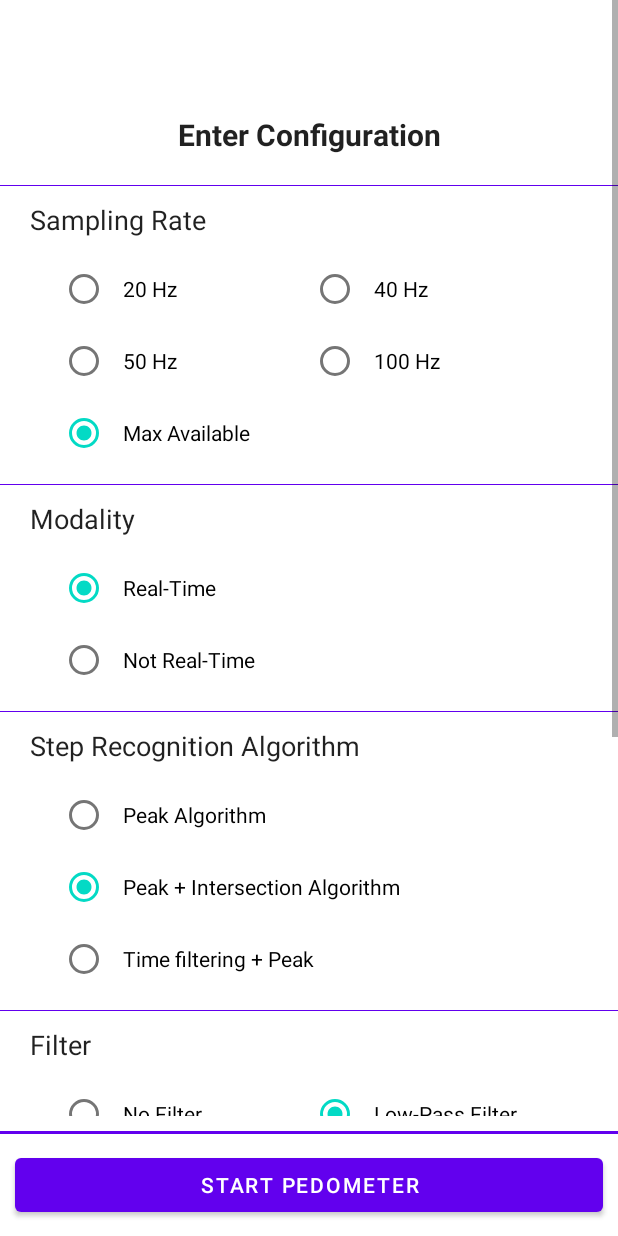
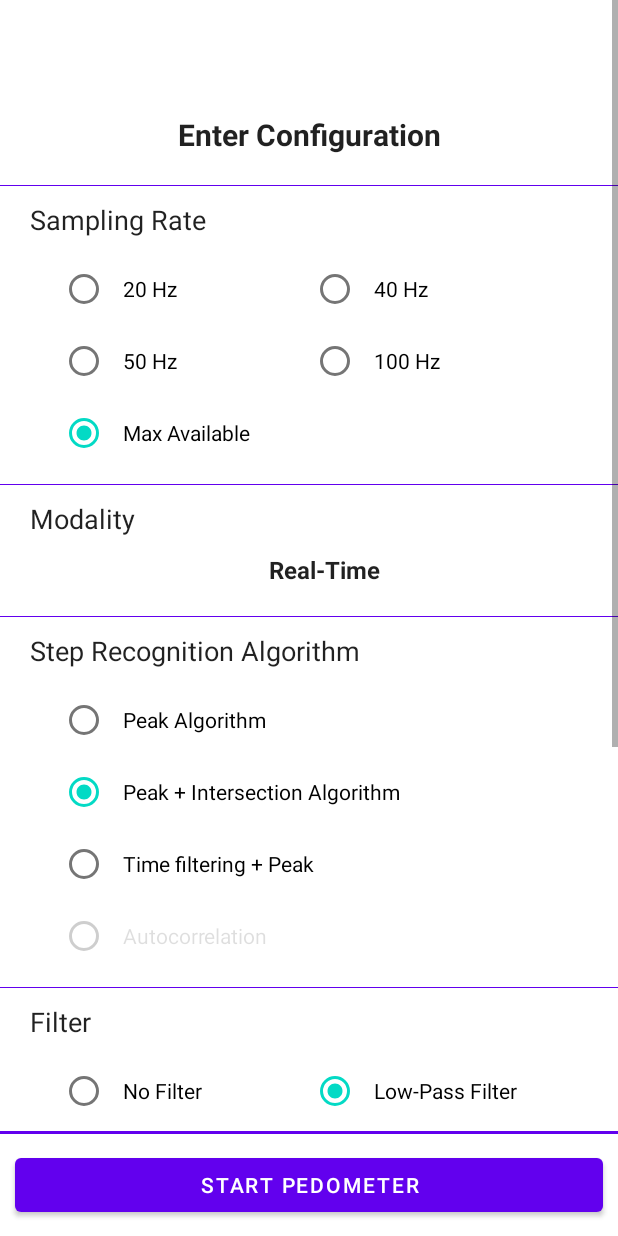
Before and after one commit to Forla03/StepLab, an Android app: the EnterSettingsFragment screen opened directly, with no data from a screen before it, on a phone screen of 412 x 824 dp. Run offline under Robolectric (Android 15) with nearby library versions, the phone set to English and light mode, and no system bars.

Commit message:
new ui for enter settings fragment

```diff
--- a/app/src/main/java/com/example/steplab/ui/configuration/EnterSettingsFragment.kt
+++ b/app/src/main/java/com/example/steplab/ui/configuration/EnterSettingsFragment.kt
@@ -30,8 +30,7 @@ class EnterSettingsFragment(
     private var samplingHundred: RadioButton? = null
     private var samplingMax: RadioButton? = null
 
-    private var modalityRealTime: RadioButton? = null
-    private var modalityNotRealTime: RadioButton? = null
+    private var currentModalityIndicator: TextView? = null
 
     private var recognitionPeak: RadioButton? = null
     private var recognitionIntersection: RadioButton? = null
@@ -42,6 +41,7 @@ class EnterSettingsFragment(
     private var filterRotation: RadioButton? = null
     private var butterworthFilter: RadioButton? = null
     private var falseStepRadio: RadioButton? = null
+    private var noneAdditional: RadioButton? = null
     private var timeFiltering: RadioButton? = null
     private var autocorrelation: RadioButton? = null
 
@@ -69,8 +69,7 @@ class EnterSettingsFragment(
         samplingHundred = root.findViewById(R.id.sampling_hundred)
         samplingMax = root.findViewById(R.id.sampling_max)
 
-        modalityRealTime = root.findViewById(R.id.modality_real_time)
-        modalityNotRealTime = root.findViewById(R.id.modality_not_real_time)
+        currentModalityIndicator = root.findViewById(R.id.current_modality_indicator)
 
         recognitionPeak = root.findViewById(R.id.recognition_peak)
         recognitionIntersection = root.findViewById(R.id.recognition_intersection)
@@ -81,6 +80,7 @@ class EnterSettingsFragment(
         filterRotation = root.findViewById(R.id.filter_rotation)
         butterworthFilter = root.findViewById(R.id.butterworth_filter)
         falseStepRadio = root.findViewById(R.id.false_step_radio)
+        noneAdditional = root.findViewById(R.id.none_additional)
         timeFiltering = root.findViewById(R.id.time_filtering_alg)
         autocorrelation = root.findViewById(R.id.autocorrelation)
 
@@ -104,12 +104,6 @@ class EnterSettingsFragment(
             firstView?.visibility = View.VISIBLE
         }
 
-        // Disable autocorrelation in live testing mode
-        if (isLiveTesting) {
-            autocorrelation?.isEnabled = false
-            autocorrelation?.alpha = 0.5f
-        }
-
         setupListeners()
 
         // Apply defaults only if autocorr is NOT active
@@ -119,7 +113,53 @@ class EnterSettingsFragment(
             syncUiFromConfiguration()
         }
 
+        // Initial availability update (autocorrelation disabled only in live testing)
+        updateOptionsAvailability()
+
         return root
+    }
+
+    /**
+     * Determines the real-time mode automatically based on selected options.
+     * If any of: time filtering, butterworth filter, false step, or autocorrelation is selected,
+     * the mode switches to Not Real-Time (1), otherwise it stays in Real-Time (0).
+     */
+    private fun updateRealTimeMode() {
+        val isNotRealTime = (timeFiltering?.isChecked == true) ||
+                           (butterworthFilter?.isChecked == true) ||
+                           (falseStepRadio?.isChecked == true) ||
+                           (autocorrelation?.isChecked == true)
+
+        configuration.realTimeMode = if (isNotRealTime) 1 else 0
+
+        // Update the modality indicator
+        currentModalityIndicator?.text = if (configuration.realTimeMode == 0) {
+            getString(R.string.real_time)
+        } else {
+            getString(R.string.not_real_time)
+        }
+
+        // Update UI based on mode (enable/disable options)
+        updateOptionsAvailability()
+    }
+
+    /**
+     * Updates the availability of options based on current real-time mode.
+     * Everything should be enabled except autocorrelation in live testing mode.
+     */
+    private fun updateOptionsAvailability() {
+        // Autocorrelation only disabled in live testing mode
+        if (isLiveTesting) {
+            autocorrelation?.isEnabled = false
+            autocorrelation?.alpha = 0.5f
+        } else {
+            autocorrelation?.isEnabled = true
+            autocorrelation?.alpha = 1.0f
+        }
+
+        // False step is always enabled (it will trigger non-real-time mode when checked)
+        falseStepRadio?.isEnabled = true
+        falseStepRadio?.alpha = 1.0f
     }
 
     private fun setupListeners() {
@@ -159,58 +199,6 @@ class EnterSettingsFragment(
             }
         }
 
-        modalityRealTime?.setOnCheckedChangeListener { _, isChecked ->
-            if (suppressCallbacks) return@setOnCheckedChangeListener
-            if (isChecked) {
-                configuration.realTimeMode = 0
-                modalityNotRealTime?.isChecked = false
-
-                // Disable false step detection in real-time mode
-                falseStepRadio?.isEnabled = false
-                falseStepRadio?.isChecked = false
-                falseStepRadio?.alpha = 0.5f
-
-                // Disable autocorrelation in real-time mode
-                autocorrelation?.isEnabled = false
-                autocorrelation?.isChecked = false
-                autocorrelation?.alpha = 0.5f
-                configuration.autocorcAlg = false
-
-                // Time filtering is now enabled in real-time mode
-                timeFiltering?.isEnabled = true
-                timeFiltering?.alpha = 1.0f
-
-                enableAllOptions()
-            }
-        }
-
-        modalityNotRealTime?.setOnCheckedChangeListener { _, isChecked ->
-            if (suppressCallbacks) return@setOnCheckedChangeListener
-            if (isChecked) {
-                configuration.realTimeMode = 1
-                modalityRealTime?.isChecked = false
-
-                // Enable non-real-time options
-                falseStepRadio?.isEnabled = true
-                falseStepRadio?.isChecked = true
-                falseStepRadio?.alpha = 1.0f
-
-                // Time filtering is enabled in both modes now
-                timeFiltering?.isEnabled = true
-                timeFiltering?.alpha = 1.0f
-
-                // Autocorrelation only if not in live testing
-                if (!isLiveTesting) {
-                    autocorrelation?.isEnabled = true
-                    autocorrelation?.alpha = 1.0f
-                }
-
-                if (autocorrelation?.isChecked != true) {
-                    enableAllOptions()
-                }
-            }
-        }
-
         recognitionPeak?.setOnCheckedChangeListener { _, isChecked ->
             if (suppressCallbacks) return@setOnCheckedChangeListener
             if (isChecked) {
@@ -241,6 +229,9 @@ class EnterSettingsFragment(
                 recognitionIntersection?.isChecked = false
                 autocorrelation?.isChecked = false
                 configuration.autocorcAlg = false
+                updateRealTimeMode()
+            } else {
+                updateRealTimeMode()
             }
         }
 
@@ -300,6 +291,9 @@ class EnterSettingsFragment(
                 uncheckAllFiltersExceptKeepingFalseStep(butterworthFilter)
                 autocorrelation?.isChecked = false
                 configuration.autocorcAlg = false
+                updateRealTimeMode()
+            } else {
+                updateRealTimeMode()
             }
         }
 
@@ -307,11 +301,22 @@ class EnterSettingsFragment(
             if (suppressCallbacks) return@setOnCheckedChangeListener
             if (isChecked) {
                 configuration.falseStepDetectionEnabled = true
-                configuration.realTimeMode = 1
                 autocorrelation?.isChecked = false
                 configuration.autocorcAlg = false
+                noneAdditional?.isChecked = false
+                updateRealTimeMode()
             } else {
                 configuration.falseStepDetectionEnabled = false
+                updateRealTimeMode()
+            }
+        }
+
+        noneAdditional?.setOnCheckedChangeListener { _, isChecked ->
+            if (suppressCallbacks) return@setOnCheckedChangeListener
+            if (isChecked) {
+                configuration.falseStepDetectionEnabled = false
+                falseStepRadio?.isChecked = false
+                updateRealTimeMode()
             }
         }
 
@@ -319,29 +324,30 @@ class EnterSettingsFragment(
             if (suppressCallbacks) return@setOnCheckedChangeListener
             if (isChecked) {
                 configuration.autocorcAlg = true
-                configuration.realTimeMode = 1
                 configuration.recognitionAlgorithm = -1
                 configuration.filterType = -1
                 configuration.falseStepDetectionEnabled = false
                 configuration.cutoffFrequencyIndex = -1
 
-                suppressCallbacks = true
-                try {
-                    modalityNotRealTime?.isChecked = true
-                    modalityRealTime?.isChecked = false
-                } finally {
-                    suppressCallbacks = false
-                }
-
                 uncheckAllOtherOptionsForAutocorrelation()
+                noneAdditional?.isChecked = false
+                falseStepRadio?.isChecked = false
                 hideCutoffFrequency()
                 layoutSamplingRate?.visibility = View.GONE
+                updateRealTimeMode()
 
             } else {
                 configuration.autocorcAlg = false
                 enableAllOptions()
                 if (showSamplingRate) layoutSamplingRate?.visibility = View.VISIBLE
-                applyDefaultSelection()
+
+                // Reset to defaults when deselecting autocorrelation
+                suppressCallbacks = true
+                try {
+                    applyDefaultSelection()
+                } finally {
+                    suppressCallbacks = false
+                }
                 syncUiFromConfiguration()
             }
         }
@@ -370,8 +376,6 @@ class EnterSettingsFragment(
             // 1) Reset UI state (clear checks/visibility)
             listOf(samplingTwenty, samplingForty, samplingFifty, samplingHundred, samplingMax)
                 .forEach { it?.isChecked = false }
-            listOf(modalityRealTime, modalityNotRealTime)
-                .forEach { it?.isChecked = false }
             listOf(recognitionPeak, recognitionIntersection, timeFiltering, autocorrelation)
                 .forEach { it?.isChecked = false }
             listOf(filterBagilevi, filterLowPass, noFilter, filterRotation, butterworthFilter)
@@ -379,6 +383,7 @@ class EnterSettingsFragment(
             listOf(cutoffTwo, cutoffThree, cutoffTen, cutoffDividedFifty)
                 .forEach { it?.isChecked = false }
             falseStepRadio?.isChecked = false
+            noneAdditional?.isChecked = false
             hideCutoffFrequency()
             if (showSamplingRate) layoutSamplingRate?.visibility = View.VISIBLE
 
@@ -391,41 +396,13 @@ class EnterSettingsFragment(
                 4 -> samplingMax?.isChecked = true
             }
 
-            // 3) Apply modality
-            when (configuration.realTimeMode) {
-                0 -> modalityRealTime?.isChecked = true
-                1 -> modalityNotRealTime?.isChecked = true
-                else -> {
-                    modalityRealTime?.isChecked = true
-                    configuration.realTimeMode = 0
-                }
-            }
-
-            // 4) Enable/disable by modality
-            if (configuration.realTimeMode == 0) {
-                falseStepRadio?.isEnabled = false
-                falseStepRadio?.alpha = 0.5f
-                autocorrelation?.isEnabled = false
-                autocorrelation?.alpha = 0.5f
-                timeFiltering?.isEnabled = true
-                timeFiltering?.alpha = 1.0f
-            } else {
-                falseStepRadio?.isEnabled = true
-                falseStepRadio?.alpha = 1.0f
-                timeFiltering?.isEnabled = true
-                timeFiltering?.alpha = 1.0f
-                if (!isLiveTesting) {
-                    autocorrelation?.isEnabled = true
-                    autocorrelation?.alpha = 1.0f
-                }
-            }
-
-            // 5) Autocorrelation short-circuit
+            // 3) Autocorrelation short-circuit
             if (configuration.autocorcAlg) {
                 autocorrelation?.isChecked = true
                 uncheckAllOtherOptionsForAutocorrelation()
                 hideCutoffFrequency()
                 layoutSamplingRate?.visibility = View.GONE
+                updateRealTimeMode()
                 return
             } else {
                 autocorrelation?.isChecked = false
@@ -433,14 +410,14 @@ class EnterSettingsFragment(
                 if (showSamplingRate) layoutSamplingRate?.visibility = View.VISIBLE
             }
 
-            // 6) Recognition
+            // 4) Recognition
             when (configuration.recognitionAlgorithm) {
                 0 -> recognitionPeak?.isChecked = true
                 1 -> recognitionIntersection?.isChecked = true
                 2 -> timeFiltering?.isChecked = true
             }
 
-            // 7) Filters
+            // 5) Filters
             when (configuration.filterType) {
                 0 -> { filterBagilevi?.isChecked = true; hideCutoffFrequency() }
                 1 -> { filterLowPass?.isChecked = true; showCutoffFrequency() }
@@ -449,7 +426,7 @@ class EnterSettingsFragment(
                 4 -> { butterworthFilter?.isChecked = true; hideCutoffFrequency() }
             }
 
-            // 8) Cutoff
+            // 6) Cutoff
             when (configuration.cutoffFrequencyIndex) {
                 0 -> cutoffTwo?.isChecked = true
                 1 -> cutoffThree?.isChecked = true
@@ -457,8 +434,16 @@ class EnterSettingsFragment(
                 3 -> cutoffDividedFifty?.isChecked = true
             }
 
-            // 9) False-step
+            // 7) False-step
             falseStepRadio?.isChecked = configuration.falseStepDetectionEnabled
+
+            // 8) None
+            if (!configuration.falseStepDetectionEnabled) {
+                noneAdditional?.isChecked = true
+            }
+
+            // 9) Update real-time mode based on selections
+            updateRealTimeMode()
 
         } finally {
             suppressCallbacks = false
@@ -500,7 +485,7 @@ class EnterSettingsFragment(
 
     private fun uncheckAllOtherOptionsForAutocorrelation() {
         // Uncheck filters and false-step (but keep enabled)
-        listOf(filterBagilevi, filterLowPass, noFilter, filterRotation, butterworthFilter, falseStepRadio)
+        listOf(filterBagilevi, filterLowPass, noFilter, filterRotation, butterworthFilter, falseStepRadio, noneAdditional)
             .forEach {
                 it?.isChecked = false
             }
@@ -519,45 +504,18 @@ class EnterSettingsFragment(
     }
 
     private fun enableAllOptions() {
-        modalityRealTime?.let {
-            it.isEnabled = true
-            it.alpha = 1.0f
-        }
-        modalityNotRealTime?.let {
-            it.isEnabled = true
-            it.alpha = 1.0f
-        }
-
         listOf(filterBagilevi, filterLowPass, noFilter, filterRotation, butterworthFilter)
             .forEach {
                 it?.isEnabled = true
                 it?.alpha = 1.0f
             }
 
-        falseStepRadio?.let { radio ->
-            radio.isEnabled = configuration.realTimeMode == 1
-            radio.alpha = if (configuration.realTimeMode == 1) 1.0f else 0.5f
-        }
-
-        // Recognition algorithms should be enabled based on real-time mode
-        listOf(recognitionPeak, recognitionIntersection)
+        // Recognition algorithms should always be enabled
+        listOf(recognitionPeak, recognitionIntersection, timeFiltering)
             .forEach {
                 it?.isEnabled = true
                 it?.alpha = 1.0f
             }
-
-        // Time filtering is now available in both real-time and non-real-time modes
-        timeFiltering?.let {
-            it.isEnabled = true
-            it.alpha = 1.0f
-        }
-
-        // Autocorrelation is only available in non-real-time mode and not in live testing
-        autocorrelation?.let {
-            val shouldEnable = configuration.realTimeMode == 1 && !isLiveTesting
-            it.isEnabled = shouldEnable
-            it.alpha = if (shouldEnable) 1.0f else 0.5f
-        }
 
         listOf(cutoffTwo, cutoffThree, cutoffTen, cutoffDividedFifty)
             .forEach {
@@ -574,6 +532,9 @@ class EnterSettingsFragment(
         if (showSamplingRate) {
             layoutSamplingRate?.visibility = View.VISIBLE
         }
+
+        // Update availability based on current mode
+        updateOptionsAvailability()
     }
 
     private fun showCutoffFrequency() {
@@ -596,11 +557,11 @@ class EnterSettingsFragment(
         suppressCallbacks = true
         try {
             samplingMax?.isChecked = true
-            modalityRealTime?.isChecked = true
-            modalityNotRealTime?.isChecked = false
             recognitionIntersection?.isChecked = true
             filterLowPass?.isChecked = true
             cutoffDividedFifty?.isChecked = true
+            noneAdditional?.isChecked = true
+            falseStepRadio?.isChecked = false
         } finally {
             suppressCallbacks = false
         }
@@ -608,8 +569,8 @@ class EnterSettingsFragment(
         // default configuration values
         applyDefaultConfigurationValues()
 
-        // Apply enable/disable logic based on real-time mode
-        enableAllOptions()
+        // Update real-time mode based on defaults
+        updateRealTimeMode()
     }
 
     private fun applyDefaultConfigurationValues() {
@@ -627,11 +588,10 @@ class EnterSettingsFragment(
 
         listOf(
             samplingTwenty, samplingForty, samplingFifty, samplingHundred, samplingMax,
-            modalityRealTime, modalityNotRealTime,
             recognitionPeak, recognitionIntersection,
             filterBagilevi, filterLowPass, noFilter, filterRotation,
             cutoffTwo, cutoffThree, cutoffTen, cutoffDividedFifty,
-            butterworthFilter, falseStepRadio, timeFiltering, autocorrelation
+            butterworthFilter, falseStepRadio, noneAdditional, timeFiltering, autocorrelation
         ).forEach {
             it?.isEnabled = false
             it?.alpha = 0.5f
@@ -641,5 +601,7 @@ class EnterSettingsFragment(
         layoutSamplingRate?.isEnabled = false
         textSamplingRate?.isEnabled = false
         firstView?.isEnabled = false
+        currentModalityIndicator?.isEnabled = false
+        currentModalityIndicator?.alpha = 0.5f
     }
 }
--- a/app/src/main/res/layout/enter_settings_fragment.xml
+++ b/app/src/main/res/layout/enter_settings_fragment.xml
@@ -118,35 +118,30 @@
             android:layout_height="wrap_content"
             android:paddingLeft="20dp"
             android:paddingTop="10dp"
-            android:paddingBottom="10dp"
+            android:paddingBottom="5dp"
             android:text="@string/modality"
             android:textColor="?android:attr/textColorPrimary"
             android:textSize="18dp">
         </TextView>
-        <LinearLayout
+
+        <TextView
+            android:id="@+id/current_modality_indicator"
             android:layout_width="match_parent"
             android:layout_height="wrap_content"
-            android:orientation="vertical">
-            <RadioButton
-                android:id="@+id/modality_real_time"
-                android:layout_width="wrap_content"
-                android:layout_height="wrap_content"
-                android:layout_marginLeft="40dp"
-                android:paddingLeft="10dp"
-                android:paddingRight="10dp"
-                android:text="@string/real_time">
-            </RadioButton>
-            <RadioButton
-                android:id="@+id/modality_not_real_time"
-                android:layout_width="wrap_content"
-                android:layout_height="wrap_content"
-                android:layout_marginLeft="40dp"
-                android:enabled="true"
-                android:paddingLeft="10dp"
-                android:paddingRight="10dp"
-                android:text="@string/not_real_time">
-            </RadioButton>
-        </LinearLayout>
+            android:layout_marginLeft="40dp"
+            android:layout_marginRight="20dp"
+            android:paddingLeft="10dp"
+            android:paddingRight="10dp"
+            android:paddingTop="5dp"
+            android:paddingBottom="10dp"
+            android:text="@string/real_time"
+            android:textColor="?android:attr/textColorPrimary"
+            android:textSize="16dp"
+            android:textStyle="bold"
+            android:background="@drawable/radius"
+            android:gravity="center">
+        </TextView>
+
         <View
             android:layout_width="match_parent"
             android:layout_height="0.1dp"
@@ -194,6 +189,15 @@
                 android:paddingLeft="10dp"
                 android:paddingRight="10dp"
                 android:text="@string/timeFiltering">
+            </RadioButton>
+            <RadioButton
+                android:id="@+id/autocorrelation"
+                android:layout_width="wrap_content"
+                android:layout_height="wrap_content"
+                android:layout_marginLeft="40dp"
+                android:paddingLeft="10dp"
+                android:paddingRight="10dp"
+                android:text="@string/autocorrelation">
             </RadioButton>
         </LinearLayout>
         <View
@@ -366,15 +370,23 @@
             android:paddingLeft="20dp"
             android:paddingTop="10dp"
             android:paddingBottom="10dp"
-            android:text="@string/not_real_time"
+            android:text="@string/additional_algorithms"
             android:textColor="?android:attr/textColorPrimary"
-            android:textSize="18dp"
-            android:textAlignment="center">
+            android:textSize="18dp">
         </TextView>
         <LinearLayout
             android:layout_width="match_parent"
             android:layout_height="wrap_content"
             android:orientation="vertical">
+            <RadioButton
+                android:id="@+id/none_additional"
+                android:layout_width="wrap_content"
+                android:layout_height="wrap_content"
+                android:layout_marginLeft="40dp"
+                android:paddingLeft="10dp"
+                android:paddingRight="10dp"
+                android:text="@string/none_additional">
+            </RadioButton>
             <RadioButton
                 android:id="@+id/false_step_radio"
                 android:layout_width="wrap_content"
@@ -384,16 +396,6 @@
                 android:paddingRight="10dp"
                 android:text="@string/falseMagn">
             </RadioButton>
-
-            <RadioButton
-                android:id="@+id/autocorrelation"
-                android:layout_width="wrap_content"
-                android:layout_height="wrap_content"
-                android:layout_marginLeft="40dp"
-                android:paddingLeft="10dp"
-                android:paddingRight="10dp"
-                android:text="@string/autocorrelation">
-            </RadioButton>
         </LinearLayout>
 
 </LinearLayout>
--- a/app/src/main/res/values/strings.xml
+++ b/app/src/main/res/values/strings.xml
@@ -9,6 +9,8 @@
     <string name="modality_italic"><i>Modality: </i></string>
     <string name="real_time">Real-Time</string>
     <string name="not_real_time">Not Real-Time</string>
+    <string name="additional_algorithms">Additional Algorithms</string>
+    <string name="mode_auto_determined">(automatically determined)</string>
     <string name="step_recognition_algorithm">Step Recognition Algorithm</string>
     <string name="step_recognition_algorithm_italic"><i>Step Recognition Algorithm: </i></string>
     <string name="peak">Peak Algorithm</string>
@@ -23,6 +25,7 @@
     <string name="butterworth_filter">Butterworth Filter</string>
     <string name="falseMagn">False Step Recognition</string>
     <string name="autocorrelation">Autocorrelation</string>
+    <string name="none_additional">None</string>
     <string name="cutoff_frequency">Cutoff Frequency</string>
     <string name="cutoff_frequency_italic"><i>Cutoff Frequency: </i></string>
     <string name="dynamic_frequency">Dynamic (Adaptive)</string>
```
Also changed, not shown: app/src/main/java/com/example/steplab/ui/configuration/AdapterForConfigurationsCard.kt (+6 -3 lines).
